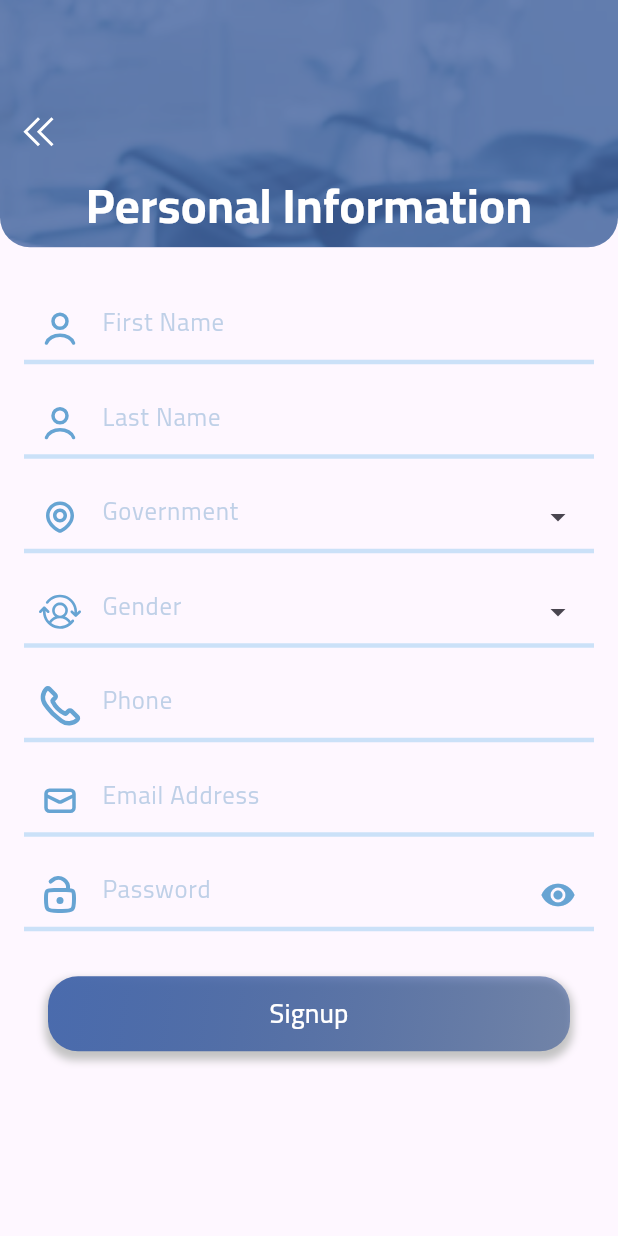
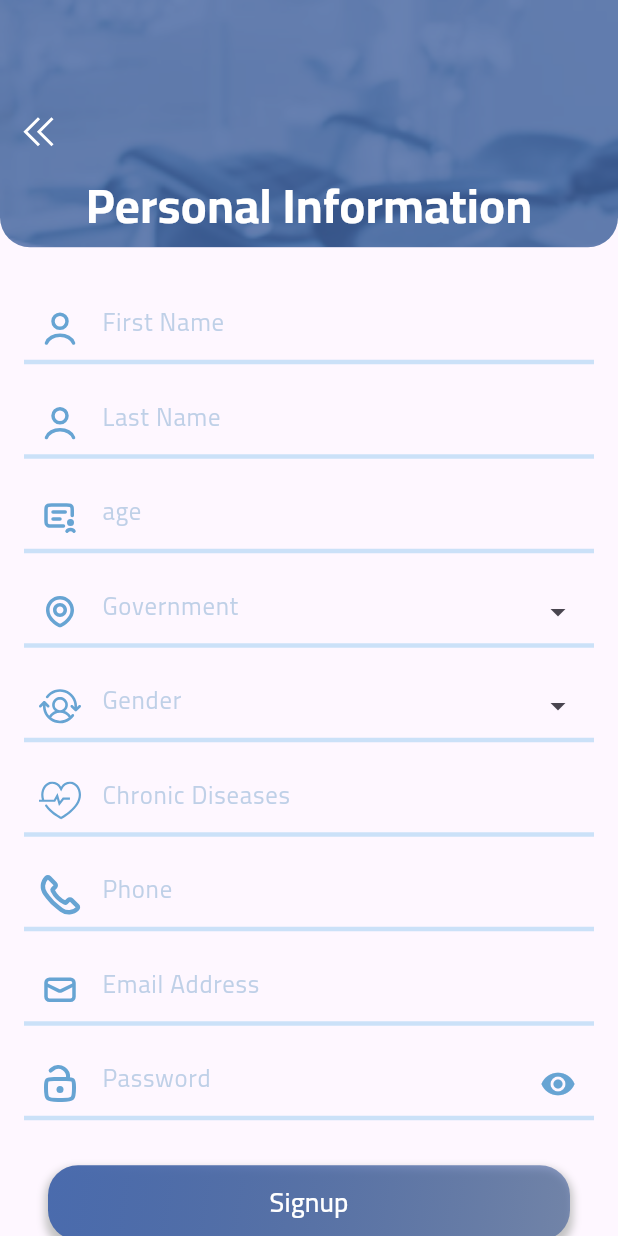
Before and after one commit to YousefHassan52/dentalmatching, a Flutter app: the PreSignup screen opened by its route, after a tap on the "keyboard double arrow left" icon, after a tap on "Sign Up", on a phone screen of 412 x 824 dp. Run offline on Flutter 3.47's test engine with Material 3 defaults, Android fonts, the light colour scheme and no system bars; drawn by our look-alikes of dropdown_search; our stand-ins replace connectivity_plus, dartz, dio, flutter_svg, get, lottie and 2 more; accounts and stored records are empty.

Commit message:
signup connected with api

```diff
--- /dev/null
+++ b/lib/core/bindings/initialBinding.dart
@@ -0,0 +1,9 @@
+import 'package:dentalmatching/core/class/crud.dart';
+import 'package:get/get.dart';
+
+class InitialBindings extends Bindings {
+  @override
+  void dependencies() {
+    Get.put(CRUD());
+  }
+}
--- a/lib/core/class/request_status.dart
+++ b/lib/core/class/request_status.dart
@@ -3,7 +3,8 @@ enum RequestStatus {
   SUCCESS,
   FAILURE, // EX: ACCOUNT ALREADY EXIST
   SERVER_FAILURE,
+  INTERNAL_SERVER_ERROR,
   OFFLINE_FAILURE,
-  UNKOWN_FAILURE
-
+  UNKOWN_FAILURE,
+  UNAUTHORIZED_FAILURE
 }
--- /dev/null
+++ b/lib/core/constants/api_links.dart
@@ -0,0 +1,5 @@
+class ApiLinks {
+  static const String baseUrl = "";
+  static const String signupPatient =
+      "https://dentamatch.azurewebsites.net/api/PatientAuth/SignUp";
+}
--- a/lib/features/common_faetures/loginn/controller/login_controller_impl.dart
+++ b/lib/features/common_faetures/loginn/controller/login_controller_impl.dart
@@ -26,7 +26,7 @@ class LoginControllerImp extends LoginControllerAbstract {
 
   @override
   void goToSignupScreen() {
-    Get.toNamed(AppRoutes.signup);
+    Get.toNamed(AppRoutes.signupPatinet);
   }
 
   @override
--- a/lib/features/common_faetures/loginn/view/widgets/textformfield.dart
+++ b/lib/features/common_faetures/loginn/view/widgets/textformfield.dart
@@ -69,8 +69,9 @@ class CustomSvgPicture extends StatelessWidget {
     return Container(
       padding: const EdgeInsets.all(10),
       child: SvgPicture.asset(
+        height: 10,
         icon,
-        color: AppColors.secondColor,
+        color: Color(0xFF67A4D3),
       ),
     );
   }
--- a/lib/features/patient_features/signup/controller/signup_controller_asbtract.dart
+++ b/lib/features/patient_features/signup/controller/signup_controller_asbtract.dart
@@ -1,5 +1,5 @@
 import 'package:get/get.dart';
 
-abstract class SignupControllerAbstract extends GetxController {
+abstract class SignupPatientControllerAbstract extends GetxController {
   void signup();
 }
--- /dev/null
+++ b/lib/features/patient_features/signup/data/signup_patient_data.dart
@@ -0,0 +1,35 @@
+import 'package:dentalmatching/core/class/crud.dart';
+import 'package:dentalmatching/core/constants/api_links.dart';
+
+class SignupPatientData {
+  final CRUD crud;
+
+  SignupPatientData(this.crud);
+  postData({
+    required String firstName,
+    required String lastName,
+    required String email,
+    required String password,
+    required int age,
+    required bool gender,
+    required String government,
+    required String phoneNumber,
+    required String role,
+    required String chronicDiseases,
+  }) async {
+    var response = await crud.post(url: ApiLinks.signupPatient, data: {
+      "firstName": firstName,
+      "lastName": lastName,
+      "email": email,
+      "password": password,
+      "age": age,
+      "gender": gender,
+      "government": government,
+      "phoneNumber": phoneNumber,
+      "role": role,
+      "chronicDiseases": chronicDiseases,
+    });
+
+    return response.fold((l) => l, (r) => r);
+  }
+}
--- a/lib/features/patient_features/signup/view/signup_screen.dart
+++ b/lib/features/patient_features/signup/view/signup_screen.dart
@@ -4,12 +4,13 @@ import 'package:dentalmatching/features/patient_features/signup/view/widgets/upp
 import 'package:flutter/material.dart';
 import 'package:get/get.dart';
 
-class SignupScreen extends StatelessWidget {
-  const SignupScreen({Key? key}) : super(key: key);
+class SignupPatientScreen extends StatelessWidget {
+  const SignupPatientScreen({Key? key}) : super(key: key);
 
   @override
   Widget build(BuildContext context) {
-    SignupControllerImpl externalController = Get.put(SignupControllerImpl());
+    SignupPatientControllerImpl externalController =
+        Get.put(SignupPatientControllerImpl());
     return Scaffold(
       extendBodyBehindAppBar: true,
       body: Form(
--- a/lib/features/patient_features/signup/view/widgets/gender_field.dart
+++ b/lib/features/patient_features/signup/view/widgets/gender_field.dart
@@ -12,7 +12,7 @@ class GenderDropdown extends StatelessWidget {
     required this.externalController,
   });
 
-  final SignupControllerImpl externalController;
+  final SignupPatientControllerImpl externalController;
 
   @override
   Widget build(BuildContext context) {
--- a/lib/features/patient_features/signup/view/widgets/gov_dropdown_search.dart
+++ b/lib/features/patient_features/signup/view/widgets/gov_dropdown_search.dart
@@ -12,7 +12,7 @@ class GovernmentDropdownSearch extends StatelessWidget {
     required this.externalController,
   });
 
-  final SignupControllerImpl externalController;
+  final SignupPatientControllerImpl externalController;
 
   @override
   Widget build(BuildContext context) {
--- a/lib/features/patient_features/signup/view/widgets/signup_body.dart
+++ b/lib/features/patient_features/signup/view/widgets/signup_body.dart
@@ -1,3 +1,4 @@
+import 'package:dentalmatching/core/class/request_status.dart';
 import 'package:dentalmatching/core/constants/colors.dart';
 import 'package:dentalmatching/core/functions/validator.dart';
 import 'package:dentalmatching/features/common_faetures/loginn/view/widgets/auth_button.dart';
@@ -20,7 +21,7 @@ class SignupFormBody extends StatelessWidget {
 
   @override
   Widget build(BuildContext context) {
-    SignupControllerImpl externalController = Get.find();
+    SignupPatientControllerImpl externalController = Get.find();
     return Padding(
       padding: const EdgeInsets.symmetric(horizontal: 16.0),
       child: Column(
@@ -47,6 +48,19 @@ class SignupFormBody extends StatelessWidget {
           const SizedBox(
             height: 15,
           ),
+          AuthTextFormField(
+              hint: "age",
+              icon: "assets/svg/age.svg",
+              type: TextInputType.number,
+              validator: (value) {
+                if (value == null || value.isEmpty) {
+                  return "required";
+                }
+              },
+              fieldController: externalController.ageController),
+          const SizedBox(
+            height: 15,
+          ),
           GovernmentDropdownSearch(externalController: externalController),
           const SizedBox(
             height: 15,
@@ -55,7 +69,15 @@ class SignupFormBody extends StatelessWidget {
           const SizedBox(
             height: 15,
           ),
-
+          AuthTextFormField(
+              hint: "Chronic Diseases",
+              icon: "assets/svg/🦆 icon _Cardiogram_.svg",
+              type: TextInputType.name,
+              validator: (value) {},
+              fieldController: externalController.chronicDiseasesController),
+          const SizedBox(
+            height: 15,
+          ),
           // phone----------------------------
           AuthTextFormField(
               hint: "Phone",
@@ -81,7 +103,7 @@ class SignupFormBody extends StatelessWidget {
           const SizedBox(
             height: 15,
           ),
-          GetBuilder<SignupControllerImpl>(
+          GetBuilder<SignupPatientControllerImpl>(
             builder: (controller) => AuthTextFormField(
               hint: "Password",
               icon: "assets/svg/unlock.svg",
@@ -115,6 +137,15 @@ class SignupFormBody extends StatelessWidget {
               onTap: () {
                 externalController.signup();
               }),
+          GetBuilder<SignupPatientControllerImpl>(
+            builder: (controller) => Container(
+              margin: const EdgeInsets.symmetric(vertical: 10),
+              width: double.infinity,
+              child: controller.requestStatus == RequestStatus.LOADING
+                  ? const LinearProgressIndicator()
+                  : null,
+            ),
+          ),
         ],
       ),
     );
--- a/lib/main.dart
+++ b/lib/main.dart
@@ -1,3 +1,4 @@
+import 'package:dentalmatching/core/bindings/initialBinding.dart';
 import 'package:dentalmatching/core/constants/themes.dart';
 import 'package:dentalmatching/core/localization/translation.dart';
 import 'package:dentalmatching/core/localization/translation_controller.dart';
@@ -27,6 +28,7 @@ class MyApp extends StatelessWidget {
       translations: MyTranslation(),
       getPages: routes,
       locale: translationController.getCurrentLocale(),
+      initialBinding: InitialBindings(),
     );
   }
 }
--- a/lib/routes.dart
+++ b/lib/routes.dart
@@ -6,6 +6,7 @@ import 'package:dentalmatching/features/common_faetures/forget_password/reset_pa
 import 'package:dentalmatching/features/common_faetures/forget_password/verify_email_code_for_forget/view/verify_forget_password_code_screen.dart';
 import 'package:dentalmatching/features/common_faetures/loginn/view/login.dart';
 import 'package:dentalmatching/features/common_faetures/onboarding/view/screens/onboarding.dart';
+import 'package:dentalmatching/features/patient_features/home_patient/view/home_patient_screen.dart';
 import 'package:dentalmatching/features/patient_features/signup/view/signup_screen.dart';
 import 'package:get/get.dart';
 
@@ -16,7 +17,9 @@ List<GetPage> routes = [
       middlewares: [FirstScreen()]),
   // GetPage(name: '/', page:()=>const TestScreen()),
   GetPage(name: AppRoutes.login, page: () => const LoginScreen()),
-  GetPage(name: AppRoutes.signup, page: () => const SignupScreen()),
+  GetPage(
+      name: AppRoutes.signupPatinet, page: () => const SignupPatientScreen()),
+  GetPage(name: AppRoutes.homePatient, page: () => const HomePatientScreen()),
 
   // forget password
   GetPage(
--- a/pubspec.yaml
+++ b/pubspec.yaml
@@ -31,6 +31,8 @@ dependencies:
   connectivity_plus: ^5.0.2
   cupertino_icons: ^1.0.2
   dartz: ^0.10.1
+  dio: ^5.4.0
+  dropdown_search: ^5.0.6
   flutter:
     sdk: flutter
   flutter_svg: ^2.0.9
@@ -39,8 +41,6 @@ dependencies:
   lottie: ^3.0.0
   otp_text_field: ^1.1.3
   shared_preferences: ^2.2.2
-
-  dropdown_search: ^5.0.6
 
 dev_dependencies:
   flutter_lints: ^2.0.0
```
Also changed, not shown: lib/core/class/crud.dart (+22 -14 lines), lib/core/constants/routes_names.dart (+5 -2 lines), lib/core/functions/validator.dart (+8 -10 lines), lib/features/patient_features/home_patient/view/home_patient_screen.dart (added, +12 -0 lines), lib/features/patient_features/signup/controller/signup_controller_impl.dart (+57 -4 lines), assets/svg/🦆 icon _Cardiogram_.svg (added), pubspec.lock.
